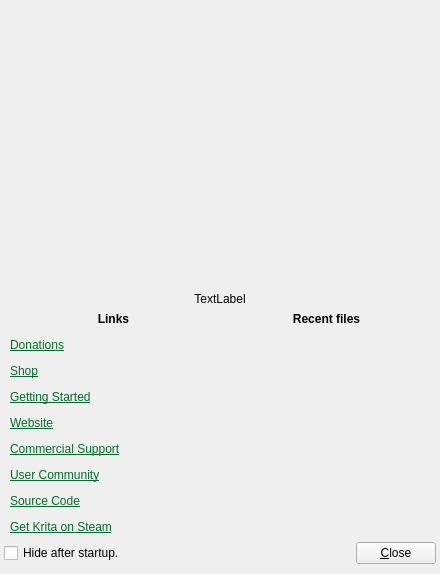
KDE/krita, file krita/wdgsplash.ui: the form before one commit.
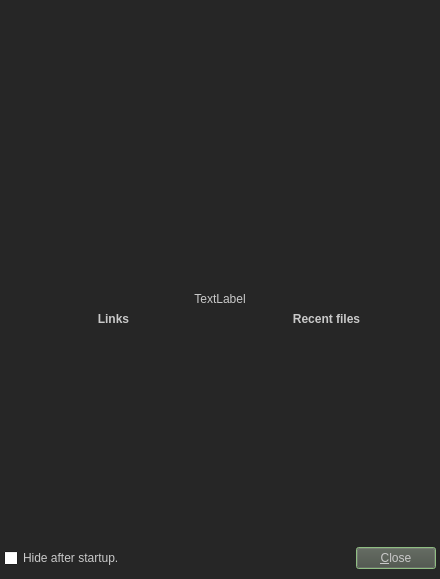
The form after the commit. Icons and pictures are not drawn.

Commit message: Hard-code the palette for the splash window to dark

```diff
--- a/krita/wdgsplash.ui
+++ b/krita/wdgsplash.ui
@@ -7,7 +7,7 @@
     <x>0</x>
     <y>0</y>
     <width>440</width>
-    <height>571</height>
+    <height>579</height>
    </rect>
   </property>
   <property name="sizePolicy">
@@ -16,6 +16,286 @@
     <verstretch>0</verstretch>
    </sizepolicy>
   </property>
+  <property name="palette">
+   <palette>
+    <active>
+     <colorrole role="WindowText">
+      <brush brushstyle="SolidPattern">
+       <color alpha="255">
+        <red>201</red>
+        <green>201</green>
+        <blue>201</blue>
+       </color>
+      </brush>
+     </colorrole>
+     <colorrole role="Button">
+      <brush brushstyle="SolidPattern">
+       <color alpha="255">
+        <red>64</red>
+        <green>64</green>
+        <blue>64</blue>
+       </color>
+      </brush>
+     </colorrole>
+     <colorrole role="Dark">
+      <brush brushstyle="SolidPattern">
+       <color alpha="255">
+        <red>34</red>
+        <green>32</green>
+        <blue>31</blue>
+       </color>
+      </brush>
+     </colorrole>
+     <colorrole role="Text">
+      <brush brushstyle="SolidPattern">
+       <color alpha="255">
+        <red>20</red>
+        <green>19</green>
+        <blue>18</blue>
+       </color>
+      </brush>
+     </colorrole>
+     <colorrole role="ButtonText">
+      <brush brushstyle="SolidPattern">
+       <color alpha="255">
+        <red>201</red>
+        <green>201</green>
+        <blue>201</blue>
+       </color>
+      </brush>
+     </colorrole>
+     <colorrole role="Base">
+      <brush brushstyle="SolidPattern">
+       <color alpha="255">
+        <red>255</red>
+        <green>255</green>
+        <blue>255</blue>
+       </color>
+      </brush>
+     </colorrole>
+     <colorrole role="Window">
+      <brush brushstyle="SolidPattern">
+       <color alpha="255">
+        <red>38</red>
+        <green>38</green>
+        <blue>38</blue>
+       </color>
+      </brush>
+     </colorrole>
+     <colorrole role="Highlight">
+      <brush brushstyle="SolidPattern">
+       <color alpha="255">
+        <red>153</red>
+        <green>204</green>
+        <blue>139</blue>
+       </color>
+      </brush>
+     </colorrole>
+     <colorrole role="Link">
+      <brush brushstyle="SolidPattern">
+       <color alpha="255">
+        <red>233</red>
+        <green>233</green>
+        <blue>233</blue>
+       </color>
+      </brush>
+     </colorrole>
+     <colorrole role="LinkVisited">
+      <brush brushstyle="SolidPattern">
+       <color alpha="255">
+        <red>202</red>
+        <green>107</green>
+        <blue>122</blue>
+       </color>
+      </brush>
+     </colorrole>
+    </active>
+    <inactive>
+     <colorrole role="WindowText">
+      <brush brushstyle="SolidPattern">
+       <color alpha="255">
+        <red>201</red>
+        <green>201</green>
+        <blue>201</blue>
+       </color>
+      </brush>
+     </colorrole>
+     <colorrole role="Button">
+      <brush brushstyle="SolidPattern">
+       <color alpha="255">
+        <red>64</red>
+        <green>64</green>
+        <blue>64</blue>
+       </color>
+      </brush>
+     </colorrole>
+     <colorrole role="Dark">
+      <brush brushstyle="SolidPattern">
+       <color alpha="255">
+        <red>34</red>
+        <green>32</green>
+        <blue>31</blue>
+       </color>
+      </brush>
+     </colorrole>
+     <colorrole role="Text">
+      <brush brushstyle="SolidPattern">
+       <color alpha="255">
+        <red>20</red>
+        <green>19</green>
+        <blue>18</blue>
+       </color>
+      </brush>
+     </colorrole>
+     <colorrole role="ButtonText">
+      <brush brushstyle="SolidPattern">
+       <color alpha="255">
+        <red>201</red>
+        <green>201</green>
+        <blue>201</blue>
+       </color>
+      </brush>
+     </colorrole>
+     <colorrole role="Base">
+      <brush brushstyle="SolidPattern">
+       <color alpha="255">
+        <red>255</red>
+        <green>255</green>
+        <blue>255</blue>
+       </color>
+      </brush>
+     </colorrole>
+     <colorrole role="Window">
+      <brush brushstyle="SolidPattern">
+       <color alpha="255">
+        <red>38</red>
+        <green>38</green>
+        <blue>38</blue>
+       </color>
+      </brush>
+     </colorrole>
+     <colorrole role="Highlight">
+      <brush brushstyle="SolidPattern">
+       <color alpha="255">
+        <red>153</red>
+        <green>204</green>
+        <blue>139</blue>
+       </color>
+      </brush>
+     </colorrole>
+     <colorrole role="Link">
+      <brush brushstyle="SolidPattern">
+       <color alpha="255">
+        <red>233</red>
+        <green>233</green>
+        <blue>233</blue>
+       </color>
+      </brush>
+     </colorrole>
+     <colorrole role="LinkVisited">
+      <brush brushstyle="SolidPattern">
+       <color alpha="255">
+        <red>202</red>
+        <green>107</green>
+        <blue>122</blue>
+       </color>
+      </brush>
+     </colorrole>
+    </inactive>
+    <disabled>
+     <colorrole role="WindowText">
+      <brush brushstyle="SolidPattern">
+       <color alpha="255">
+        <red>34</red>
+        <green>32</green>
+        <blue>31</blue>
+       </color>
+      </brush>
+     </colorrole>
+     <colorrole role="Button">
+      <brush brushstyle="SolidPattern">
+       <color alpha="255">
+        <red>64</red>
+        <green>64</green>
+        <blue>64</blue>
+       </color>
+      </brush>
+     </colorrole>
+     <colorrole role="Dark">
+      <brush brushstyle="SolidPattern">
+       <color alpha="255">
+        <red>34</red>
+        <green>32</green>
+        <blue>31</blue>
+       </color>
+      </brush>
+     </colorrole>
+     <colorrole role="Text">
+      <brush brushstyle="SolidPattern">
+       <color alpha="255">
+        <red>34</red>
+        <green>32</green>
+        <blue>31</blue>
+       </color>
+      </brush>
+     </colorrole>
+     <colorrole role="ButtonText">
+      <brush brushstyle="SolidPattern">
+       <color alpha="255">
+        <red>34</red>
+        <green>32</green>
+        <blue>31</blue>
+       </color>
+      </brush>
+     </colorrole>
+     <colorrole role="Base">
+      <brush brushstyle="SolidPattern">
+       <color alpha="255">
+        <red>38</red>
+        <green>38</green>
+        <blue>38</blue>
+       </color>
+      </brush>
+     </colorrole>
+     <colorrole role="Window">
+      <brush brushstyle="SolidPattern">
+       <color alpha="255">
+        <red>38</red>
+        <green>38</green>
+        <blue>38</blue>
+       </color>
+      </brush>
+     </colorrole>
+     <colorrole role="Highlight">
+      <brush brushstyle="SolidPattern">
+       <color alpha="255">
+        <red>209</red>
+        <green>204</green>
+        <blue>202</blue>
+       </color>
+      </brush>
+     </colorrole>
+     <colorrole role="Link">
+      <brush brushstyle="SolidPattern">
+       <color alpha="255">
+        <red>233</red>
+        <green>233</green>
+        <blue>233</blue>
+       </color>
+      </brush>
+     </colorrole>
+     <colorrole role="LinkVisited">
+      <brush brushstyle="SolidPattern">
+       <color alpha="255">
+        <red>202</red>
+        <green>107</green>
+        <blue>122</blue>
+       </color>
+      </brush>
+     </colorrole>
+    </disabled>
+   </palette>
+  </property>
   <property name="windowTitle">
    <string>Form</string>
   </property>
@@ -80,11 +360,17 @@
      </property>
      <item>
       <widget class="QLabel" name="lblLinks">
+       <property name="sizePolicy">
+        <sizepolicy hsizetype="Preferred" vsizetype="MinimumExpanding">
+         <horstretch>0</horstretch>
+         <verstretch>0</verstretch>
+        </sizepolicy>
+       </property>
        <property name="styleSheet">
         <string notr="true"/>
        </property>
        <property name="text">
-        <string>&lt;html&gt;&lt;head/&gt;&lt;body&gt;&lt;p align=&quot;center&quot;&gt;&lt;span style=&quot; font-weight:600;&quot;&gt;Links&lt;/span&gt;&lt;/p&gt;&lt;p&gt;&lt;a href=&quot;http://krita.org/support-krita#general&quot;&gt;&lt;span style=&quot; text-decoration: underline; color:#006e28;&quot;&gt;Donations&lt;/span&gt;&lt;/a&gt;&lt;/p&gt;&lt;p&gt;&lt;a href=&quot;http://www.zazzle.com/kritashop&quot;&gt;&lt;span style=&quot; text-decoration: underline; color:#006e28;&quot;&gt;Shop&lt;/span&gt;&lt;/a&gt;&lt;/p&gt;&lt;p&gt;&lt;a href=&quot;http://krita.org/resources&quot;&gt;&lt;span style=&quot; text-decoration: underline; color:#006e28;&quot;&gt;Getting Started&lt;/span&gt;&lt;/a&gt;&lt;/p&gt;&lt;p&gt;&lt;a href=&quot;http://krita.org&quot;&gt;&lt;span style=&quot; text-decoration: underline; color:#006e28;&quot;&gt;Website&lt;/span&gt;&lt;/a&gt;&lt;/p&gt;&lt;p&gt;&lt;a href=&quot;http://kritastudio.com&quot;&gt;&lt;span style=&quot; text-decoration: underline; color:#006e28;&quot;&gt;Commercial Support&lt;/span&gt;&lt;/a&gt;&lt;/p&gt;&lt;p&gt;&lt;a href=&quot;http://forum.kde.org/viewforum.php?f=136&quot;&gt;&lt;span style=&quot; text-decoration: underline; color:#006e28;&quot;&gt;User Community&lt;/span&gt;&lt;/a&gt;&lt;/p&gt;&lt;p&gt;&lt;a href=&quot;https://projects.kde.org/projects/calligra&quot;&gt;&lt;span style=&quot; text-decoration: underline; color:#006e28;&quot;&gt;Source Code&lt;/span&gt;&lt;/a&gt;&lt;/p&gt;&lt;p&gt;&lt;a href=&quot;http://store.steampowered.com/app/280680/&quot;&gt;&lt;span style=&quot; text-decoration: underline; color:#006e28;&quot;&gt;Get Krita on Steam&lt;/span&gt;&lt;/a&gt;&lt;/p&gt;&lt;/body&gt;&lt;/html&gt;</string>
+        <string>&lt;html&gt;&lt;head/&gt;&lt;body&gt;&lt;p align=&quot;center&quot;&gt;&lt;span style=&quot; font-weight:600;&quot;&gt;Links&lt;/span&gt;&lt;/p&gt;&lt;/body&gt;&lt;/html&gt;</string>
        </property>
        <property name="textFormat">
         <enum>Qt::RichText</enum>
@@ -147,6 +433,12 @@
        <property name="text">
         <string>&amp;Close</string>
        </property>
+       <property name="autoDefault">
+        <bool>true</bool>
+       </property>
+       <property name="default">
+        <bool>true</bool>
+       </property>
       </widget>
      </item>
     </layout>
```
Left out of the diff: 8 changed lines with no effect on the pictures. The commit also changes 1 other file.
